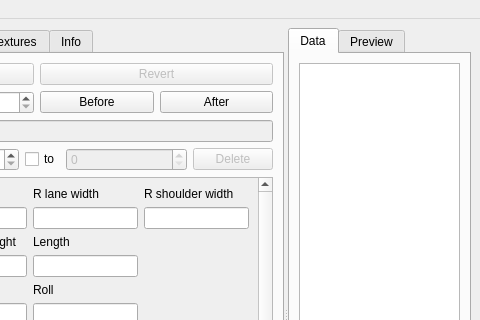
Above: TrackEditor/MainWindow.ui from Zizin13/Roller before the change; both pictures show x 219 to 699 and y 0 to 320 of the 699 by 637 pixel window. Below: the same form after it.
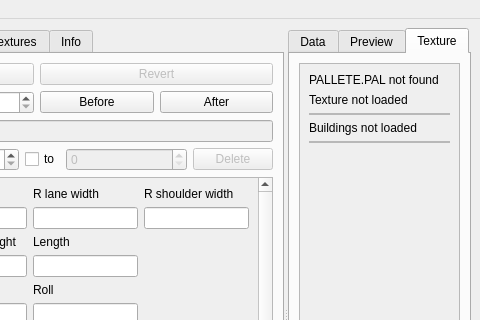
That is the form after the change. The open tabs and pages were chosen to show the change. Icons and pictures are not drawn.

Commit message: adding texture preview

The edit to the form file:
```diff
--- a/TrackEditor/MainWindow.ui
+++ b/TrackEditor/MainWindow.ui
@@ -1730,6 +1730,114 @@
          </item>
         </layout>
        </widget>
+       <widget class="QWidget" name="tabTexture">
+        <attribute name="title">
+         <string>Texture</string>
+        </attribute>
+        <layout class="QVBoxLayout" name="verticalLayout_11">
+         <item>
+          <widget class="QScrollArea" name="scrollArea_2">
+           <property name="widgetResizable">
+            <bool>true</bool>
+           </property>
+           <widget class="QWidget" name="scrollAreaWidgetContents_3">
+            <property name="geometry">
+             <rect>
+              <x>0</x>
+              <y>0</y>
+              <width>158</width>
+              <height>530</height>
+             </rect>
+            </property>
+            <layout class="QVBoxLayout" name="verticalLayout_12">
+             <item>
+              <widget class="QLabel" name="lblPalletteLoaded">
+               <property name="text">
+                <string>PALLETE.PAL not found</string>
+               </property>
+              </widget>
+             </item>
+             <item>
+              <widget class="QLabel" name="lblTextureLoaded">
+               <property name="text">
+                <string>Texture not loaded</string>
+               </property>
+              </widget>
+             </item>
+             <item>
+              <widget class="QFrame" name="frmTex">
+               <property name="frameShape">
+                <enum>QFrame::StyledPanel</enum>
+               </property>
+               <property name="frameShadow">
+                <enum>QFrame::Raised</enum>
+               </property>
+               <layout class="QGridLayout" name="texLayout">
+                <property name="leftMargin">
+                 <number>0</number>
+                </property>
+                <property name="topMargin">
+                 <number>0</number>
+                </property>
+                <property name="rightMargin">
+                 <number>0</number>
+                </property>
+                <property name="bottomMargin">
+                 <number>0</number>
+                </property>
+               </layout>
+              </widget>
+             </item>
+             <item>
+              <widget class="QLabel" name="lblBuildingsLoaded">
+               <property name="text">
+                <string>Buildings not loaded</string>
+               </property>
+              </widget>
+             </item>
+             <item>
+              <widget class="QFrame" name="frmBld">
+               <property name="frameShape">
+                <enum>QFrame::StyledPanel</enum>
+               </property>
+               <property name="frameShadow">
+                <enum>QFrame::Raised</enum>
+               </property>
+               <layout class="QGridLayout" name="bldLayout">
+                <property name="leftMargin">
+                 <number>0</number>
+                </property>
+                <property name="topMargin">
+                 <number>0</number>
+                </property>
+                <property name="rightMargin">
+                 <number>0</number>
+                </property>
+                <property name="bottomMargin">
+                 <number>0</number>
+                </property>
+               </layout>
+              </widget>
+             </item>
+             <item>
+              <spacer name="verticalSpacer_5">
+               <property name="orientation">
+                <enum>Qt::Vertical</enum>
+               </property>
+               <property name="sizeHint" stdset="0">
+                <size>
+                 <width>20</width>
+                 <height>40</height>
+                </size>
+               </property>
+              </spacer>
+             </item>
+            </layout>
+           </widget>
+          </widget>
+         </item>
+        </layout>
+       </widget>
       </widget>
      </widget>
     </item>
```
Left out of the diff: 10 changed lines with no effect on the pictures. The commit also changes 9 other files.
